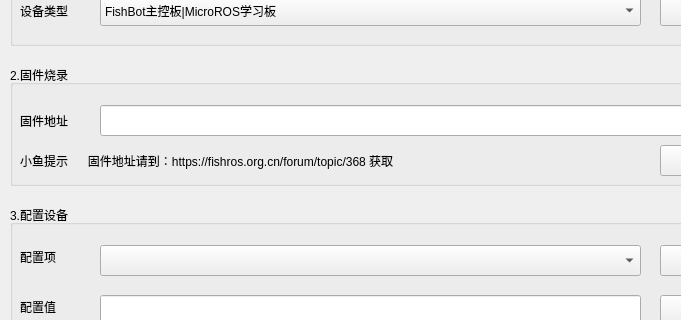
Old version of the form fishbot_tool/main.ui in the repository fishros/fishbot_tool; both pictures show x 0 to 681 and y 118 to 438 of the 809 by 904 pixel window.
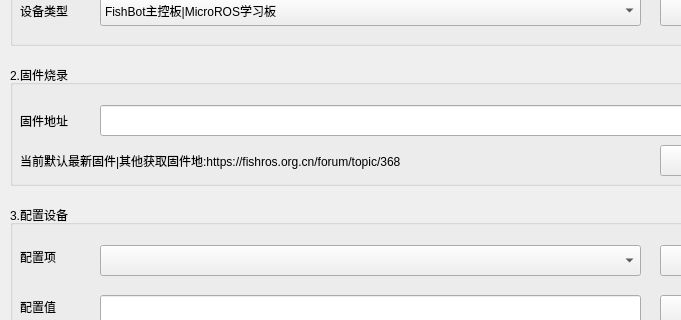
New version of the form.

Commit message: feat: 增加开机自动获取最新固件地址

The edit to the form file:
```diff
--- a/fishbot_tool/main.ui
+++ b/fishbot_tool/main.ui
@@ -78,7 +78,7 @@
       </rect>
      </property>
      <property name="text">
-      <string>小鱼提示      固件地址请到：https://fishros.org.cn/forum/topic/368 获取</string>
+      <string>当前默认最新固件|其他获取固件地:https://fishros.org.cn/forum/topic/368</string>
      </property>
     </widget>
    </widget>
```
The commit also changes 2 other files.
